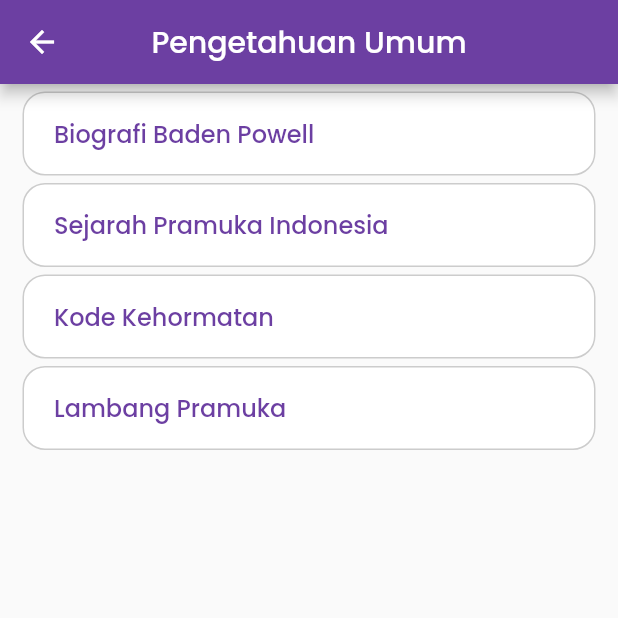
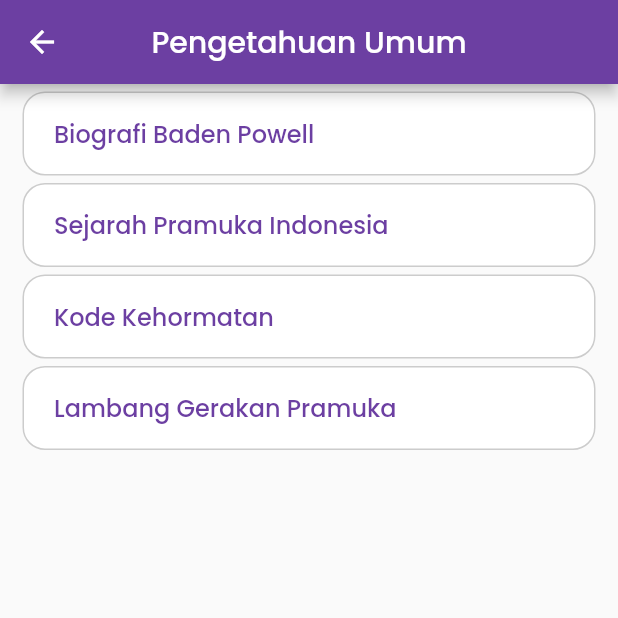
Before and after one commit to whywidodo/smartscout, a Flutter app: the Belajar screen opened directly, on a phone screen of 412 x 824 dp, the top half of it. Run offline on Flutter 3.47's test engine with Material 2 defaults, Android fonts, the phone set to English and light mode, and no system bars; our stand-ins replace audioplayers, fluttertoast.

Commit message:
add materi

```diff
--- a/lib/Constant/Data.dart
+++ b/lib/Constant/Data.dart
@@ -14,7 +14,7 @@ var judulPengetahuan = "Pengetahuan Umum";
 var judulMateri = "Biografi Baden Powell";
 var judulSejarah = "Sejarah Pramuka Indonesia";
 var judulKode = "Kode Kehormatan";
-var judulLambang = "Lambang Pramuka";
+var judulLambang = "Lambang Gerakan Pramuka";
 var judulGame = "Game";
 
 var mainSuara = "Mainkan Sekarang";
--- a/lib/Constant/DataBP.dart
+++ b/lib/Constant/DataBP.dart
@@ -26,9 +26,10 @@ var gelar = '''
 • Gelar kehormatan doktor Ilmu-ilmu sosial dari Universitas Oxford (1923)
 • Gelar kehormatan dari Universitas Liverpool (1929)
 • Gelar kehormatan dari Universitas Cambridge (1931)
+\n
 ''';
 var biografi =
-    "\n     Robert Stephenson Smyth Baden-Powell, Baron I Baden-Powell "
+    "     Robert Stephenson Smyth Baden-Powell, Baron I Baden-Powell "
     "Gilwell, adalah seorang tentara Inggris dan penemu the Boy Scouts, "
     "lahir di London, dan merupakan lulusan Charterhouse School. Bergabung "
     "dengan Pasukan Hussars Ke-13 di India pada tahun 1876. Dari 1888 sampai "
--- a/lib/Constant/Ukuran.dart
+++ b/lib/Constant/Ukuran.dart
@@ -1,6 +1,6 @@
 double ukJudulTulisan = 20.0;
 double ukIsiTulisan = 16.0;
-double ukIsiTulisanKecil = 12.0;
+double ukIsiTulisanKecil= 12.0;
 double ukFormTUlisanSuper = 34.0;
 double ukFormTulisanBesar = 28.0;
 double ukFormTulisanSedang = 16.0;
--- a/lib/Layout/MateriBP.dart
+++ b/lib/Layout/MateriBP.dart
@@ -41,7 +41,7 @@ class _MateriBPState extends State<MateriBP> {
                   padding: EdgeInsets.symmetric(horizontal: 10, vertical: 15),
                   child: Column(
                     children: [
-                      Text(paragraf,
+                      Text(paragraf ,
                         textAlign: TextAlign.justify,
                         style: TextStyle(
                             color: warnaHitam,
```
